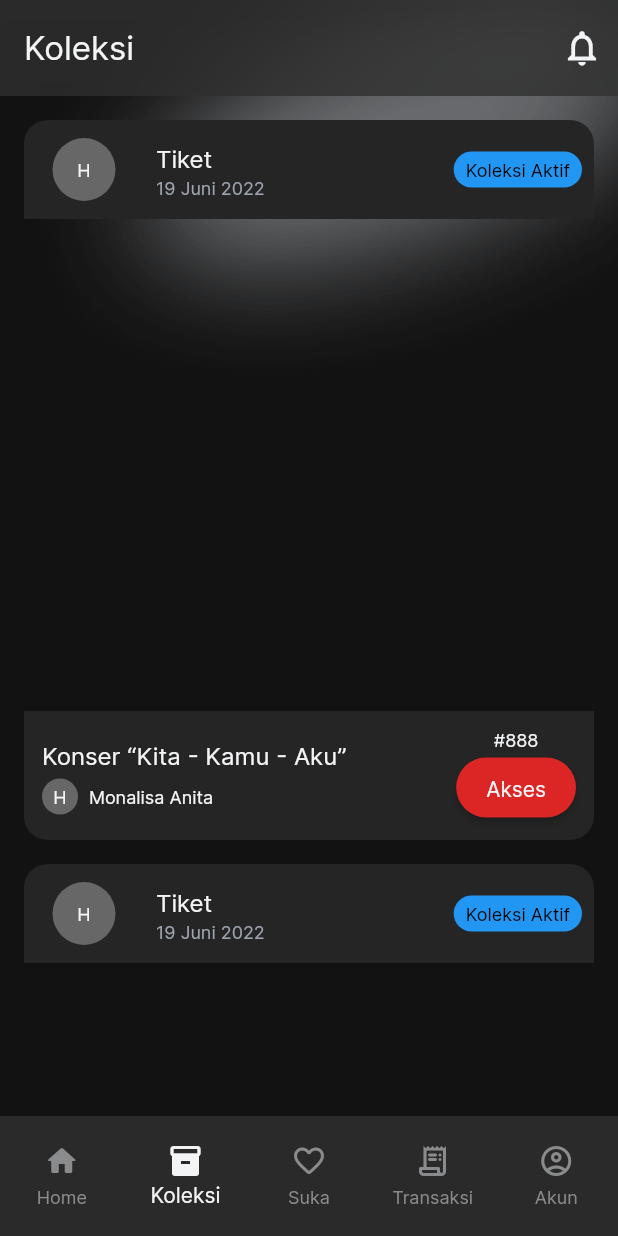
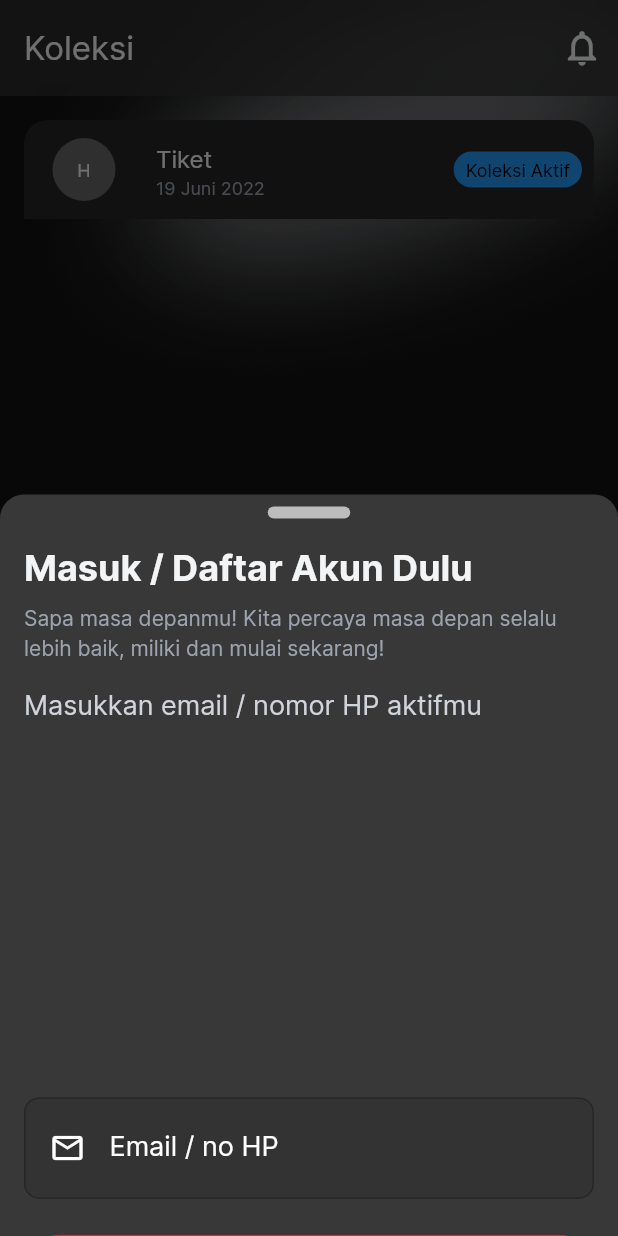
Before and after one commit to artefak-io/Artefak, a Flutter app: the Collection screen opened directly, on a phone screen of 412 x 824 dp. Run offline on Flutter 3.47's test engine with Material 2 defaults, Android fonts, the phone set to English and light mode, and no system bars; our stand-ins replace bloc, cached_network_image, cloud_firestore, equatable, firebase_auth, firebase_core and 8 more; accounts and stored records are empty; generated files the repository leaves out were written again.

Commit message:
create sign in sign up sliding panel

```diff
--- a/lib/screens/main/collection.dart
+++ b/lib/screens/main/collection.dart
@@ -9,6 +9,7 @@ import 'package:artefak/widgets/bottom_navbar.dart';
 import 'package:artefak/widgets/collection_row_item.dart';
 import 'package:artefak/widgets/qr_ticket_sliding_panel.dart';
 import 'package:artefak/widgets/radio_button_filter_item.dart';
+import 'package:artefak/widgets/signin_up_sliding_panel.dart';
 import 'package:cloud_firestore/cloud_firestore.dart';
 import 'package:flutter/material.dart';
 
@@ -25,6 +26,12 @@ class _CollectionState extends State<Collection> {
   List<CustomRadioModel> filterList = <CustomRadioModel>[];
 
   late final Stream<QuerySnapshot> _collectionStream;
+
+  @override
+  void initState() {
+    super.initState();
+    showDialogAuth(context);
+  }
 
   void _showDialog(BuildContext context) {
     showModalBottomSheet(
--- /dev/null
+++ b/lib/widgets/signin_up_sliding_panel.dart
@@ -0,0 +1,236 @@
+import 'package:flutter/material.dart';
+
+// mixin ShowDialogAuth on StatefulWidget {
+  void showDialogAuth(BuildContext context) {
+    WidgetsBinding.instance.addPostFrameCallback((_) async {
+      await showModalBottomSheet(
+        context: context,
+        backgroundColor: Colors.transparent,
+        isScrollControlled: true,
+        builder: (BuildContext context) {
+          return DraggableScrollableSheet(
+            initialChildSize: 0.6,
+            minChildSize: 0.5,
+            maxChildSize: 0.6,
+            builder:
+                (BuildContext context, ScrollController scrollController) =>
+                    SignInUpSlidingPanel(
+              scrollController: scrollController,
+            ),
+          );
+        },
+      );
+    });
+  }
+// }
+
+class SignInUpSlidingPanel extends StatefulWidget {
+  SignInUpSlidingPanel({Key? key, required this.scrollController})
+      : super(key: key);
+
+  final ScrollController scrollController;
+
+  @override
+  State<SignInUpSlidingPanel> createState() => _SignInUpSlidingPanelState();
+}
+
+class _SignInUpSlidingPanelState extends State<SignInUpSlidingPanel> {
+  final _emailController = TextEditingController();
+  String _emailText = "";
+
+  @override
+  void dispose() {
+    _emailController.dispose();
+    super.dispose();
+  }
+
+  @override
+  void initState() {
+    super.initState();
+
+    _emailController.addListener(() {
+      setState(() {
+        _emailText = _emailController.text;
+      });
+    });
+  }
+
+  @override
+  Widget build(BuildContext context) {
+    Size size = MediaQuery.of(context).size;
+    TextTheme _textTheme = Theme.of(context).textTheme;
+    ThemeData _themeData = Theme.of(context);
+
+    return Column(
+      children: [
+        Container(
+          alignment: Alignment.centerLeft,
+          decoration: BoxDecoration(
+            color: _themeData.canvasColor,
+            borderRadius: BorderRadius.only(
+              topLeft: Radius.circular(16),
+              topRight: Radius.circular(16),
+            ),
+          ),
+          width: size.width,
+          child: Column(
+            mainAxisAlignment: MainAxisAlignment.start,
+            children: [
+              Align(
+                alignment: Alignment.topCenter,
+                child: Container(
+                  margin: EdgeInsets.symmetric(vertical: 8.0),
+                  height: 8.0,
+                  width: 55.0,
+                  decoration: BoxDecoration(
+                      color: Colors.grey[400],
+                      borderRadius: BorderRadius.circular(10.0)),
+                ),
+              ),
+              Container(
+                height: size.height * 0.6 - 24.0,
+                child: ListView(
+                  padding: EdgeInsets.symmetric(horizontal: 16.0),
+                  children: [
+                    Container(
+                      alignment: Alignment.centerLeft,
+                      margin: EdgeInsets.symmetric(vertical: 8.0),
+                      child: Text('Masuk / Daftar Akun Dulu',
+                          style: _textTheme.displaySmall
+                              ?.copyWith(fontWeight: FontWeight.w700),
+                          textAlign: TextAlign.start),
+                    ),
+                    Container(
+                      alignment: Alignment.centerLeft,
+                      margin: EdgeInsets.only(bottom: 16.0),
+                      child: Text(
+                          'Sapa masa depanmu! Kita percaya masa depan selalu lebih baik, miliki dan mulai sekarang!',
+                          style: _textTheme.bodyMedium?.copyWith(
+                              fontWeight: FontWeight.w400,
+                              color: _themeData.focusColor),
+                          textAlign: TextAlign.start),
+                    ),
+                    Container(
+                      width: 250,
+                      height: 250,
+                      child: Text('Masukkan email / nomor HP aktifmu',
+                          style: _textTheme.titleMedium?.copyWith(
+                              fontWeight: FontWeight.w400,
+                              color: _themeData.indicatorColor),
+                          textAlign: TextAlign.start),
+                    ),
+                    SizedBox(
+                      height: 24.0,
+                    ),
+                    Container(
+                      padding: const EdgeInsets.symmetric(
+                          horizontal: 16, vertical: 0),
+                      decoration: BoxDecoration(
+                        color: _themeData.primaryColorDark,
+                        border: Border.all(width: 1, color: Colors.black26),
+                        borderRadius: const BorderRadius.all(
+                          Radius.circular(10),
+                        ),
+                      ),
+                      child: TextFormField(
+                        decoration: InputDecoration(
+                          border: InputBorder.none,
+                          icon: const Icon(
+                            Icons.email_outlined,
+                            color: Colors.white,
+                          ),
+                          suffixIcon: _emailText.isEmpty
+                              ? null
+                              : IconButton(
+                                  icon: const Icon(
+                                    Icons.clear,
+                                    color: Colors.white,
+                                  ),
+                                  onPressed: () {
+                                    setState(() {
+                                      _emailController.clear();
+                                    });
+                                  },
+                                ),
+                          labelText: 'Email / no HP',
+                          labelStyle: const TextStyle(color: Colors.white),
+                        ),
+                        style: const TextStyle(color: Colors.white),
+                        controller: _emailController,
+                        validator: (value) {
+                          if (value == null || value.isEmpty) {
+                            return '*required';
+                          }
+                          return null;
+                        },
+                      ),
+                    ),
+                    SizedBox(
+                      height: 24.0,
+                    ),
+                    ElevatedButton(
+                      child: Text(
+                        'Mulai Sekarang!',
+                        style: _textTheme.bodyLarge?.copyWith(
+                          fontWeight: FontWeight.w400,
+                        ),
+                      ),
+                      style: ElevatedButton.styleFrom(
+                          minimumSize: Size(size.width * 0.4, 48.0),
+                          shape: RoundedRectangleBorder(
+                            borderRadius: BorderRadius.circular(100.0),
+                          ),
+                          alignment: Alignment.center),
+                      onPressed: () => Navigator.pop(context),
+                    ),
+                    SizedBox(
+                      height: 24.0,
+                    ),
+                    Container(
+                      width: 250,
+                      height: 250,
+                      child: RichText(
+                        text: TextSpan(
+                          children: <TextSpan>[
+                            TextSpan(
+                              text:
+                                  'Dengan masuk atau mendaftar, saya menyetujui ',
+                              style: _textTheme.bodySmall?.copyWith(
+                                fontWeight: FontWeight.w400,
+                              ),
+                            ),
+                            TextSpan(
+                              text: 'Syarat dan Ketentuan ',
+                              style: _textTheme.bodySmall?.copyWith(
+                                fontWeight: FontWeight.w400,
+                                color: _themeData.hintColor,
+                              ),
+                            ),
+                            TextSpan(
+                              text: 'serta ',
+                              style: _textTheme.bodySmall?.copyWith(
+                                fontWeight: FontWeight.w400,
+                              ),
+                            ),
+                            TextSpan(
+                              text: 'Kebijakan Privasi',
+                              style: _textTheme.bodySmall?.copyWith(
+                                fontWeight: FontWeight.w400,
+                                color: _themeData.hintColor,
+                              ),
+                            ),
+                          ],
+                        ),
+                      ),
+                      //
+                    ),
+                  ],
+                ),
+              ),
+            ],
+          ),
+        ),
+      ],
+    );
+  }
+}
```
